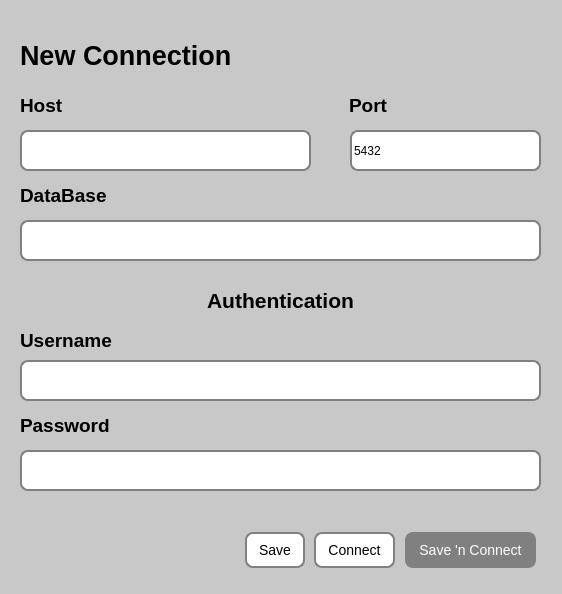
Old version of the form 34. DataBase Controller/DataBaseController/newconnectiondiaglog.ui in the repository isaev4lex/NetologyCPPhw.
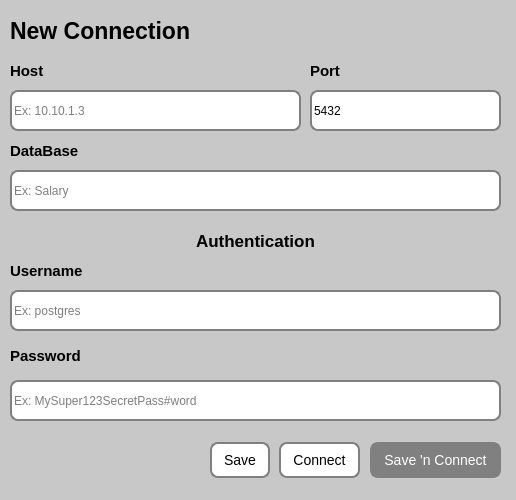
New version of the form.

The edit to the form file:
```diff
--- a/34. DataBase Controller/DataBaseController/newconnectiondiaglog.ui
+++ b/34. DataBase Controller/DataBaseController/newconnectiondiaglog.ui
@@ -6,8 +6,8 @@
    <rect>
     <x>0</x>
     <y>0</y>
-    <width>562</width>
-    <height>594</height>
+    <width>516</width>
+    <height>500</height>
    </rect>
   </property>
   <property name="palette">
@@ -485,10 +485,10 @@
   <widget class="QWidget" name="verticalLayoutWidget_4">
    <property name="geometry">
     <rect>
-     <x>20</x>
-     <y>170</y>
-     <width>521</width>
-     <height>51</height>
+     <x>10</x>
+     <y>130</y>
+     <width>491</width>
+     <height>41</height>
     </rect>
    </property>
    <layout class="QVBoxLayout" name="verticalLayout_4">
@@ -496,7 +496,7 @@
      <widget class="QLabel" name="label_4">
       <property name="font">
        <font>
-        <pointsize>14</pointsize>
+        <pointsize>11</pointsize>
         <bold>true</bold>
        </font>
       </property>
@@ -510,8 +510,8 @@
   <widget class="QSpinBox" name="spinBox">
    <property name="geometry">
     <rect>
-     <x>350</x>
-     <y>130</y>
+     <x>310</x>
+     <y>90</y>
      <width>191</width>
      <height>41</height>
     </rect>
@@ -538,10 +538,10 @@
   <widget class="QWidget" name="verticalLayoutWidget_6">
    <property name="geometry">
     <rect>
-     <x>20</x>
-     <y>280</y>
-     <width>521</width>
-     <height>41</height>
+     <x>10</x>
+     <y>230</y>
+     <width>491</width>
+     <height>21</height>
     </rect>
    </property>
    <layout class="QVBoxLayout" name="verticalLayout_6">
@@ -549,7 +549,7 @@
      <widget class="QLabel" name="label_6">
       <property name="font">
        <font>
-        <pointsize>16</pointsize>
+        <pointsize>13</pointsize>
         <bold>true</bold>
        </font>
       </property>
@@ -566,8 +566,8 @@
   <widget class="QWidget" name="horizontalLayoutWidget">
    <property name="geometry">
     <rect>
-     <x>245</x>
-     <y>510</y>
+     <x>210</x>
+     <y>420</y>
      <width>291</width>
      <height>80</height>
     </rect>
@@ -700,9 +700,9 @@
   <widget class="QWidget" name="verticalLayoutWidget_7">
    <property name="geometry">
     <rect>
-     <x>20</x>
-     <y>400</y>
-     <width>521</width>
+     <x>10</x>
+     <y>330</y>
+     <width>491</width>
      <height>51</height>
     </rect>
    </property>
@@ -711,7 +711,7 @@
      <widget class="QLabel" name="label_7">
       <property name="font">
        <font>
-        <pointsize>14</pointsize>
+        <pointsize>11</pointsize>
         <bold>true</bold>
        </font>
       </property>
@@ -725,9 +725,9 @@
   <widget class="QLineEdit" name="lineEdit_3">
    <property name="geometry">
     <rect>
-     <x>20</x>
-     <y>360</y>
-     <width>521</width>
+     <x>10</x>
+     <y>290</y>
+     <width>491</width>
      <height>41</height>
     </rect>
    </property>
@@ -737,13 +737,19 @@
 color: black;
 background-color: white;</string>
    </property>
+   <property name="placeholderText">
+    <string>Ex: postgres</string>
+   </property>
+   <property name="clearButtonEnabled">
+    <bool>true</bool>
+   </property>
   </widget>
   <widget class="QLineEdit" name="lineEdit_4">
    <property name="geometry">
     <rect>
-     <x>20</x>
-     <y>450</y>
-     <width>521</width>
+     <x>10</x>
+     <y>380</y>
+     <width>491</width>
      <height>41</height>
     </rect>
    </property>
@@ -753,14 +759,20 @@
 color: black;
 background-color: white;</string>
    </property>
+   <property name="placeholderText">
+    <string>Ex: MySuper123SecretPass#word</string>
+   </property>
+   <property name="clearButtonEnabled">
+    <bool>true</bool>
+   </property>
   </widget>
   <widget class="QWidget" name="verticalLayoutWidget_2">
    <property name="geometry">
     <rect>
-     <x>20</x>
-     <y>80</y>
+     <x>10</x>
+     <y>50</y>
      <width>291</width>
-     <height>51</height>
+     <height>41</height>
     </rect>
    </property>
    <layout class="QVBoxLayout" name="verticalLayout_2">
@@ -768,7 +780,7 @@
      <widget class="QLabel" name="label_2">
       <property name="font">
        <font>
-        <pointsize>14</pointsize>
+        <pointsize>11</pointsize>
         <bold>true</bold>
        </font>
       </property>
@@ -782,10 +794,10 @@
   <widget class="QWidget" name="verticalLayoutWidget">
    <property name="geometry">
     <rect>
-     <x>20</x>
-     <y>30</y>
-     <width>521</width>
-     <height>51</height>
+     <x>10</x>
+     <y>10</y>
+     <width>491</width>
+     <height>41</height>
     </rect>
    </property>
    <layout class="QVBoxLayout" name="verticalLayout">
@@ -793,7 +805,7 @@
      <widget class="QLabel" name="label">
       <property name="font">
        <font>
-        <pointsize>20</pointsize>
+        <pointsize>17</pointsize>
         <bold>true</bold>
        </font>
       </property>
@@ -807,9 +819,9 @@
   <widget class="QLineEdit" name="lineEdit_2">
    <property name="geometry">
     <rect>
-     <x>20</x>
-     <y>220</y>
-     <width>521</width>
+     <x>10</x>
+     <y>170</y>
+     <width>491</width>
      <height>41</height>
     </rect>
    </property>
@@ -819,14 +831,20 @@
 color: black;
 background-color: white;</string>
    </property>
+   <property name="placeholderText">
+    <string>Ex: Salary</string>
+   </property>
+   <property name="clearButtonEnabled">
+    <bool>true</bool>
+   </property>
   </widget>
   <widget class="QWidget" name="verticalLayoutWidget_3">
    <property name="geometry">
     <rect>
-     <x>349</x>
-     <y>80</y>
+     <x>310</x>
+     <y>50</y>
      <width>191</width>
-     <height>51</height>
+     <height>41</height>
     </rect>
    </property>
    <layout class="QVBoxLayout" name="verticalLayout_3">
@@ -834,7 +852,7 @@
      <widget class="QLabel" name="label_3">
       <property name="font">
        <font>
-        <pointsize>14</pointsize>
+        <pointsize>11</pointsize>
         <bold>true</bold>
        </font>
       </property>
@@ -848,9 +866,9 @@
   <widget class="QWidget" name="verticalLayoutWidget_5">
    <property name="geometry">
     <rect>
-     <x>20</x>
-     <y>320</y>
-     <width>521</width>
+     <x>10</x>
+     <y>250</y>
+     <width>491</width>
      <height>41</height>
     </rect>
    </property>
@@ -859,7 +877,7 @@
      <widget class="QLabel" name="label_5">
       <property name="font">
        <font>
-        <pointsize>14</pointsize>
+        <pointsize>11</pointsize>
         <bold>true</bold>
        </font>
       </property>
@@ -873,8 +891,8 @@
   <widget class="QLineEdit" name="lineEdit">
    <property name="geometry">
     <rect>
-     <x>20</x>
-     <y>130</y>
+     <x>10</x>
+     <y>90</y>
      <width>291</width>
      <height>41</height>
     </rect>
@@ -885,6 +903,12 @@
 color: black;
 background-color: white;</string>
    </property>
+   <property name="placeholderText">
+    <string>Ex: 10.10.1.3</string>
+   </property>
+   <property name="clearButtonEnabled">
+    <bool>true</bool>
+   </property>
   </widget>
  </widget>
  <resources/>
```
